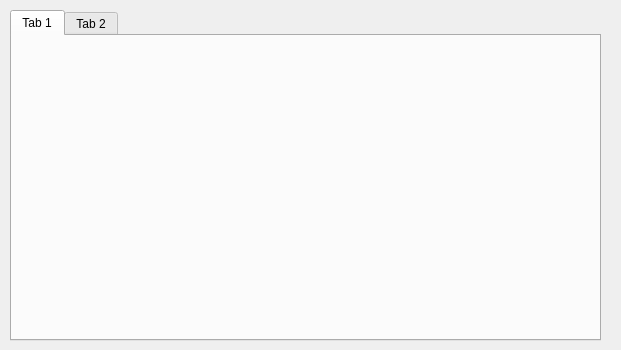
Before: the Qt Designer form Estoque/telapedidoscliente.ui in grochavieira/ControleDeEstoque, drawn with Qt 5.
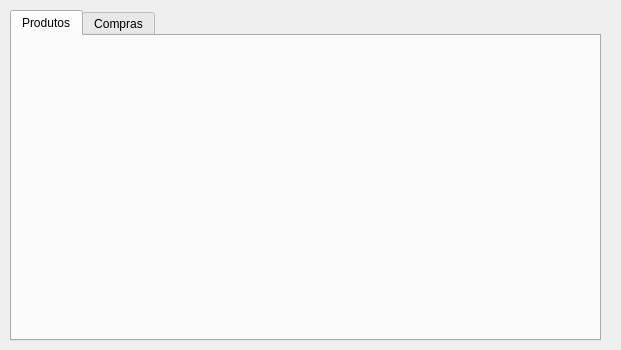
After: the same form once the commit is applied.

Diff of the .ui file:
```diff
--- a/Estoque/telapedidoscliente.ui
+++ b/Estoque/telapedidoscliente.ui
@@ -24,12 +24,12 @@
    </property>
    <widget class="QWidget" name="tab">
     <attribute name="title">
-     <string>Tab 1</string>
+     <string>Produtos</string>
     </attribute>
    </widget>
    <widget class="QWidget" name="tab_2">
     <attribute name="title">
-     <string>Tab 2</string>
+     <string>Compras</string>
     </attribute>
    </widget>
   </widget>
```
Left out of the diff: 3 changed lines with no effect on the pictures.
